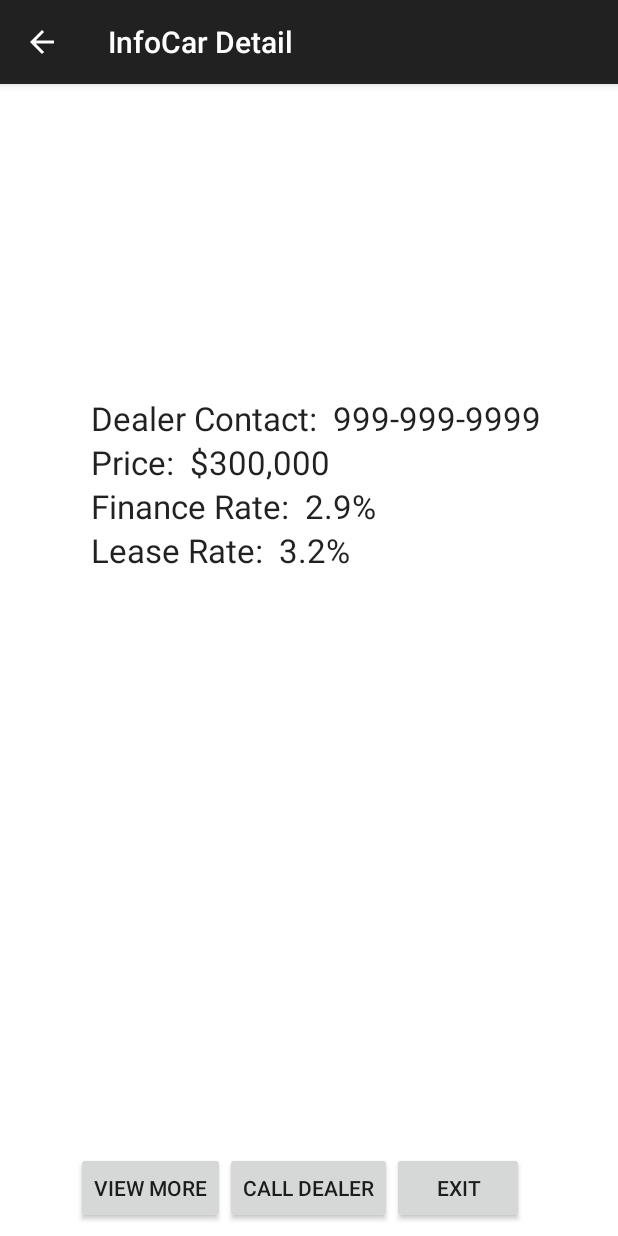
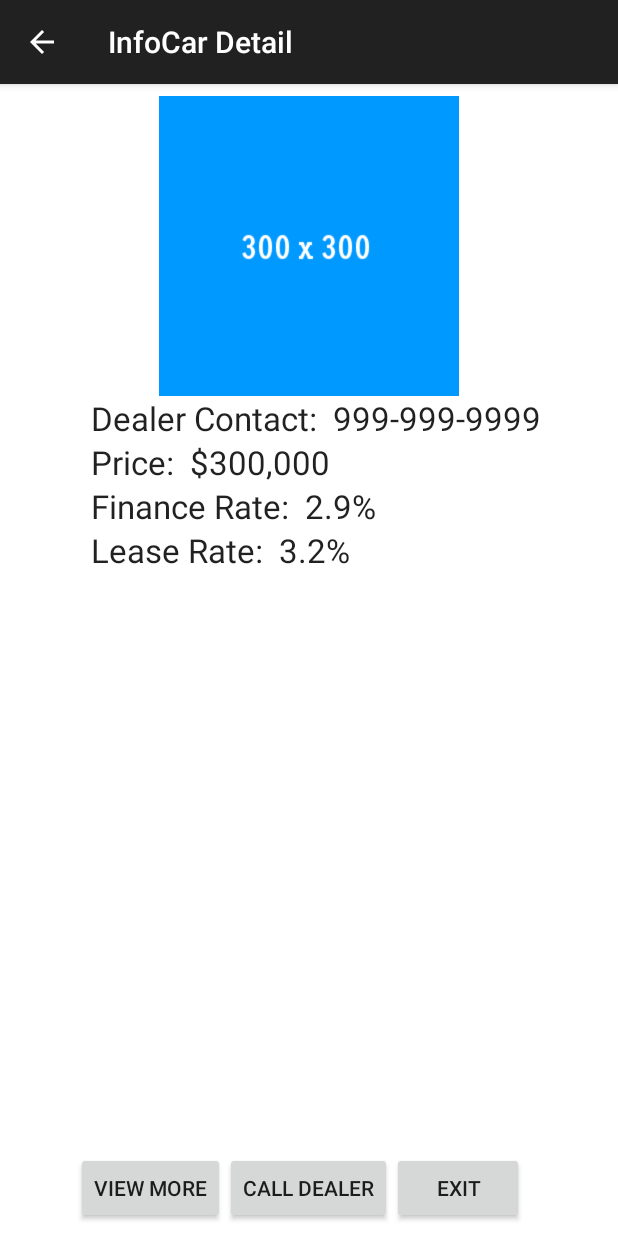
Before and after one commit to jonalmeida/420, an Android app: the InfoCarDetailFragment screen opened directly, with no data from a screen before it, on a phone screen of 412 x 824 dp. Run offline under Robolectric (Android 15) with nearby library versions, the phone set to English and light mode, and no system bars; 2 statements that could not run were skipped.

Commit message:
Some image loading refactored to work better

```diff
--- a/app/src/main/java/com/jonalmeida/midterm/InfoCarDetailFragment.java
+++ b/app/src/main/java/com/jonalmeida/midterm/InfoCarDetailFragment.java
@@ -79,9 +79,11 @@ public class InfoCarDetailFragment extends Fragment implements InfoCarDetailActi
 
         // Check for image and set it here, otherwise the placeholder image shows up
         imageView = (ImageView) rootView.findViewById(R.id.imageView);
-        imageView.setImageResource(getResources()
-                .getIdentifier("full_" + imageIndex, "drawable", getActivity().getPackageName()));
-        //imageView.setImageDrawable(getResources().getDrawable(R.drawable.placeholder_thumbnail));
+        //imageView.setImageResource(getResources()
+        //        .getIdentifier("full_" + imageIndex, "drawable", getActivity().getPackageName()));
+        imageView.setImageDrawable(getResources().getDrawable(
+                getResources().getIdentifier("full_" + imageIndex, "drawable", getActivity().getPackageName())
+        ));
 
         return rootView;
     }
--- a/app/src/main/java/com/jonalmeida/midterm/InfoCarListFragment.java
+++ b/app/src/main/java/com/jonalmeida/midterm/InfoCarListFragment.java
@@ -99,6 +99,7 @@ public class InfoCarListFragment extends ListFragment {
                     android.R.layout.two_line_list_item,
                     list));
         }
+
     }
 
     @Override
```
Also changed, not shown: app/src/main/java/com/jonalmeida/midterm/CarListAdapter.java (+8 -1 lines), app/src/main/res/drawable/thumbnail_0.jpg, app/src/main/res/drawable/thumbnail_1.jpg, app/src/main/res/drawable/thumbnail_10.jpg, app/src/main/res/drawable/thumbnail_11.jpg, app/src/main/res/drawable/thumbnail_12.jpg, app/src/main/res/drawable/thumbnail_13.jpg, app/src/main/res/drawable/thumbnail_14.jpg, app/src/main/res/drawable/thumbnail_2.jpg, app/src/main/res/drawable/thumbnail_3.jpg, app/src/main/res/drawable/thumbnail_4.jpg, app/src/main/res/drawable/thumbnail_5.jpg, app/src/main/res/drawable/thumbnail_6.jpg, app/src/main/res/drawable/thumbnail_7.jpg, 2 more files.
